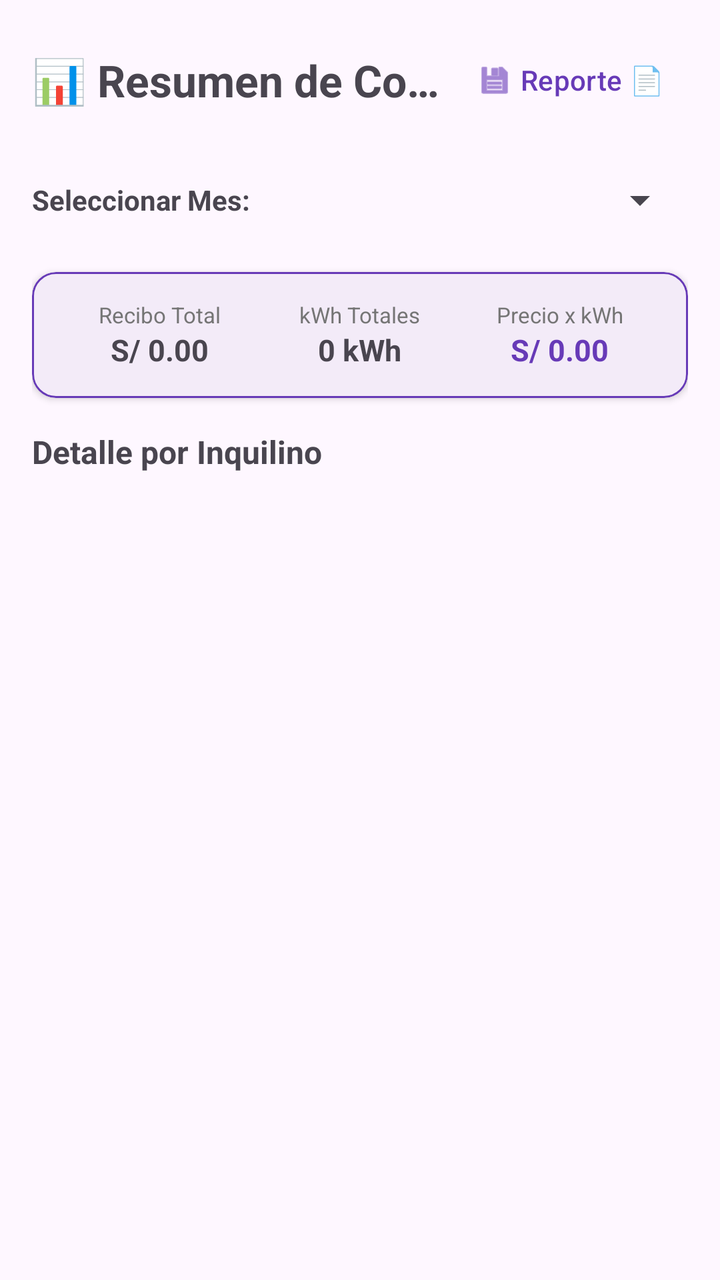
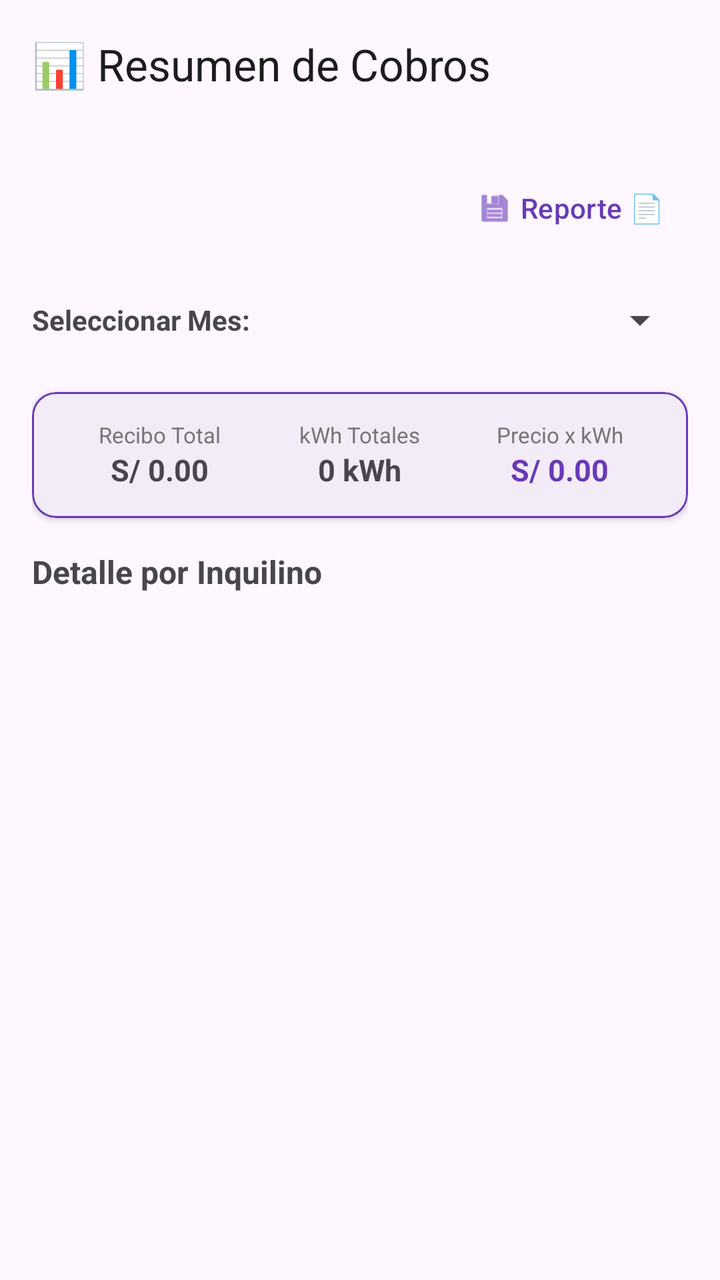

An Android layout rendered at two revisions. The XML below is the earlier revision; the diff shows what the commit changed to produce the second picture.
<!-- AndroidManifest.xml: application theme Theme.KiloWatt -->
<!-- res/layout/activity_resumen_cobros.xml -->
<?xml version="1.0" encoding="utf-8"?>
<LinearLayout xmlns:android="http://schemas.android.com/apk/res/android"
    xmlns:app="http://schemas.android.com/apk/res-auto"
    android:layout_width="match_parent"
    android:layout_height="match_parent"
    android:orientation="vertical"
    android:padding="16dp">

    
    <RelativeLayout
        android:layout_width="match_parent"
        android:layout_height="wrap_content"
        android:layout_marginBottom="12dp">

        <TextView
            android:layout_width="wrap_content"
            android:layout_height="wrap_content"
            android:layout_alignParentStart="true"
            android:layout_centerVertical="true"
            android:layout_toStartOf="@id/btnExportarReportePdf"
            android:ellipsize="end"
            android:maxLines="1"
            android:text="@string/title_resumen_cobros"
            android:textSize="22sp"
            android:textStyle="bold" />

        <com.google.android.material.button.MaterialButton
            android:id="@+id/btnExportarReportePdf"
            style="@style/Widget.Material3.Button.TextButton"
            android:layout_width="wrap_content"
            android:layout_height="wrap_content"
            android:layout_alignParentEnd="true"
            android:text="@string/btn_reporte_pdf"
            android:textColor="@color/purple_primary"
            app:icon="@android:drawable/ic_menu_save"
            app:iconTint="@color/purple_primary" />
    </RelativeLayout>

    
    <LinearLayout
        android:layout_width="match_parent"
        android:layout_height="wrap_content"
        android:orientation="horizontal"
        android:gravity="center_vertical"
        android:layout_marginBottom="12dp">

        <TextView
            android:layout_width="wrap_content"
            android:layout_height="wrap_content"
            android:text="@string/label_seleccionar_mes"
            android:textSize="14sp"
            android:textStyle="bold" />

        <Spinner
            android:id="@+id/spMesesResumen"
            android:layout_width="match_parent"
            android:layout_height="48dp" />
    </LinearLayout>

    
    <com.google.android.material.card.MaterialCardView
        android:layout_width="match_parent"
        android:layout_height="wrap_content"
        android:layout_marginBottom="16dp"
        app:cardCornerRadius="12dp"
        app:cardElevation="2dp"
        app:strokeColor="@color/purple_primary"
        app:strokeWidth="1dp">

        <LinearLayout
            android:layout_width="match_parent"
            android:layout_height="wrap_content"
            android:baselineAligned="false"
            android:orientation="horizontal"
            android:padding="14dp"
            android:weightSum="3">

            <LinearLayout
                android:layout_width="0dp"
                android:layout_height="wrap_content"
                android:layout_weight="1"
                android:orientation="vertical"
                android:gravity="center">

                <TextView
                    android:layout_width="wrap_content"
                    android:layout_height="wrap_content"
                    android:text="@string/label_recibo_total"
                    android:textColor="@color/gray_secondary"
                    android:textSize="11sp" />

                <TextView
                    android:id="@+id/tvReciboTotalGlobal"
                    android:layout_width="wrap_content"
                    android:layout_height="wrap_content"
                    android:text="@string/default_soles"
                    android:textSize="15sp"
                    android:textStyle="bold" />
            </LinearLayout>

            <LinearLayout
                android:layout_width="0dp"
                android:layout_height="wrap_content"
                android:layout_weight="1"
                android:orientation="vertical"
                android:gravity="center">

                <TextView
                    android:layout_width="wrap_content"
                    android:layout_height="wrap_content"
                    android:text="@string/label_kwh_totales"
                    android:textColor="@color/gray_secondary"
                    android:textSize="11sp" />

                <TextView
                    android:id="@+id/tvKwhTotalesGlobal"
                    android:layout_width="wrap_content"
                    android:layout_height="wrap_content"
                    android:text="@string/default_kwh"
                    android:textSize="15sp"
                    android:textStyle="bold" />
            </LinearLayout>

            <LinearLayout
                android:layout_width="0dp"
                android:layout_height="wrap_content"
                android:layout_weight="1"
                android:orientation="vertical"
                android:gravity="center">

                <TextView
                    android:layout_width="wrap_content"
                    android:layout_height="wrap_content"
                    android:text="@string/label_precio_kwh"
                    android:textColor="@color/gray_secondary"
                    android:textSize="11sp" />

                <TextView
                    android:id="@+id/tvPrecioKwhGlobal"
                    android:layout_width="wrap_content"
                    android:layout_height="wrap_content"
                    android:text="@string/default_soles"
                    android:textColor="@color/purple_primary"
                    android:textSize="15sp"
                    android:textStyle="bold" />
            </LinearLayout>
        </LinearLayout>
    </com.google.android.material.card.MaterialCardView>

    
    <TextView
        android:layout_width="wrap_content"
        android:layout_height="wrap_content"
        android:text="@string/title_detalle_inquilino"
        android:textSize="16sp"
        android:textStyle="bold"
        android:layout_marginBottom="8dp" />

    
    <androidx.recyclerview.widget.RecyclerView
        android:id="@+id/rvResumenCobros"
        android:layout_width="match_parent"
        android:layout_height="0dp"
        android:layout_weight="1" />

</LinearLayout>
<!-- resources referenced by this layout -->
<resources>
  <color name="gray_secondary">#757575</color>
  <color name="purple_primary">#673AB7</color>
  <string name="btn_reporte_pdf">Reporte 📄</string>
  <string name="default_kwh">0 kWh</string>
  <string name="default_soles">S/ 0.00</string>
  <string name="label_kwh_totales">kWh Totales</string>
  <string name="label_precio_kwh">Precio x kWh</string>
  <string name="label_recibo_total">Recibo Total</string>
  <string name="label_seleccionar_mes">Seleccionar Mes: </string>
  <string name="title_detalle_inquilino">Detalle por Inquilino</string>
  <string name="title_resumen_cobros">📊 Resumen de Cobros</string>
  <style name="Theme.KiloWatt" parent="Base.Theme.KiloWatt" />
  <style name="Base.Theme.KiloWatt" parent="Theme.Material3.DayNight.NoActionBar">
          
          
      </style>
</resources>

<!-- the commit's change to res/layout/activity_resumen_cobros.xml (unified diff, before → after) -->
@@ -3,164 +3,171 @@
     xmlns:app="http://schemas.android.com/apk/res-auto"
     android:layout_width="match_parent"
     android:layout_height="match_parent"
-    android:orientation="vertical"
-    android:padding="16dp">
+    android:orientation="vertical">
 
-    
-    <RelativeLayout
+    <com.google.android.material.appbar.AppBarLayout
         android:layout_width="match_parent"
         android:layout_height="wrap_content"
-        android:layout_marginBottom="12dp">
+        android:background="@android:color/transparent"
+        app:elevation="0dp">
 
+        <com.google.android.material.appbar.MaterialToolbar
+            android:id="@+id/topAppBar"
+            android:layout_width="match_parent"
+            android:layout_height="?attr/actionBarSize"
+            app:title="@string/title_resumen_cobros" />
+    </com.google.android.material.appbar.AppBarLayout>
+
+    <LinearLayout
+        android:layout_width="match_parent"
+        android:layout_height="match_parent"
+        android:orientation="vertical"
+        android:padding="16dp">
+
+        
+        <LinearLayout
+            android:layout_width="match_parent"
+            android:layout_height="wrap_content"
+            android:gravity="end"
+            android:layout_marginBottom="8dp">
+
+            <com.google.android.material.button.MaterialButton
+                android:id="@+id/btnExportarReportePdf"
+                style="@style/Widget.Material3.Button.TextButton"
+                android:layout_width="wrap_content"
+                android:layout_height="wrap_content"
+                android:text="@string/btn_reporte_pdf"
+                android:textColor="@color/purple_primary"
+                app:icon="@android:drawable/ic_menu_save"
+                app:iconTint="@color/purple_primary" />
+        </LinearLayout>
+
+        
+        <LinearLayout
+            android:layout_width="match_parent"
+            android:layout_height="wrap_content"
+            android:layout_marginBottom="12dp"
+            android:gravity="center_vertical"
+            android:orientation="horizontal">
+
+            <TextView
+                android:layout_width="wrap_content"
+                android:layout_height="wrap_content"
+                android:text="@string/label_seleccionar_mes"
+                android:textSize="14sp"
+                android:textStyle="bold" />
+
+            <Spinner
+                android:id="@+id/spMesesResumen"
+                android:layout_width="match_parent"
+                android:layout_height="48dp" />
+        </LinearLayout>
+
+        
+        <com.google.android.material.card.MaterialCardView
+            android:layout_width="match_parent"
+            android:layout_height="wrap_content"
+            android:layout_marginBottom="16dp"
+            app:cardCornerRadius="12dp"
+            app:cardElevation="2dp"
+            app:strokeColor="@color/purple_primary"
+            app:strokeWidth="1dp">
+
+            <LinearLayout
+                android:layout_width="match_parent"
+                android:layout_height="wrap_content"
+                android:baselineAligned="false"
+                android:orientation="horizontal"
+                android:padding="14dp"
+                android:weightSum="3">
+
+                <LinearLayout
+                    android:layout_width="0dp"
+                    android:layout_height="wrap_content"
+                    android:layout_weight="1"
+                    android:gravity="center"
+                    android:orientation="vertical">
+
+                    <TextView
+                        android:layout_width="wrap_content"
+                        android:layout_height="wrap_content"
+                        android:text="@string/label_recibo_total"
+                        android:textColor="@color/gray_secondary"
+                        android:textSize="11sp" />
+
+                    <TextView
+                        android:id="@+id/tvReciboTotalGlobal"
+                        android:layout_width="wrap_content"
+                        android:layout_height="wrap_content"
+                        android:text="@string/default_soles"
+                        android:textSize="15sp"
+                        android:textStyle="bold" />
+                </LinearLayout>
+
+                <LinearLayout
+                    android:layout_width="0dp"
+                    android:layout_height="wrap_content"
+                    android:layout_weight="1"
+                    android:gravity="center"
+                    android:orientation="vertical">
+
+                    <TextView
+                        android:layout_width="wrap_content"
+                        android:layout_height="wrap_content"
+                        android:text="@string/label_kwh_totales"
+                        android:textColor="@color/gray_secondary"
+                        android:textSize="11sp" />
+
+                    <TextView
+                        android:id="@+id/tvKwhTotalesGlobal"
+                        android:layout_width="wrap_content"
+                        android:layout_height="wrap_content"
+                        android:text="@string/default_kwh"
+                        android:textSize="15sp"
+                        android:textStyle="bold" />
+                </LinearLayout>
+
+                <LinearLayout
+                    android:layout_width="0dp"
+                    android:layout_height="wrap_content"
+                    android:layout_weight="1"
+                    android:gravity="center"
+                    android:orientation="vertical">
+
+                    <TextView
+                        android:layout_width="wrap_content"
+                        android:layout_height="wrap_content"
+                        android:text="@string/label_precio_kwh"
+                        android:textColor="@color/gray_secondary"
+                        android:textSize="11sp" />
+
+                    <TextView
+                        android:id="@+id/tvPrecioKwhGlobal"
+                        android:layout_width="wrap_content"
+                        android:layout_height="wrap_content"
+                        android:text="@string/default_soles"
+                        android:textColor="@color/purple_primary"
+                        android:textSize="15sp"
+                        android:textStyle="bold" />
+                </LinearLayout>
+            </LinearLayout>
+        </com.google.android.material.card.MaterialCardView>
+
+        
         <TextView
             android:layout_width="wrap_content"
             android:layout_height="wrap_content"
-            android:layout_alignParentStart="true"
-            android:layout_centerVertical="true"
-            android:layout_toStartOf="@id/btnExportarReportePdf"
-            android:ellipsize="end"
-            android:maxLines="1"
-            android:text="@string/title_resumen_cobros"
-            android:textSize="22sp"
+            android:layout_marginBottom="8dp"
+            android:text="@string/title_detalle_inquilino"
+            android:textSize="16sp"
             android:textStyle="bold" />
 
-        <com.google.android.material.button.MaterialButton
-            android:id="@+id/btnExportarReportePdf"
-            style="@style/Widget.Material3.Button.TextButton"
-            android:layout_width="wrap_content"
-            android:layout_height="wrap_content"
-            android:layout_alignParentEnd="true"
-            android:text="@string/btn_reporte_pdf"
-            android:textColor="@color/purple_primary"
-            app:icon="@android:drawable/ic_menu_save"
-            app:iconTint="@color/purple_primary" />
-    </RelativeLayout>
+        
+        <androidx.recyclerview.widget.RecyclerView
+            android:id="@+id/rvResumenCobros"
+            android:layout_width="match_parent"
+            android:layout_height="0dp"
+            android:layout_weight="1" />
 
-    
-    <LinearLayout
-        android:layout_width="match_parent"
-        android:layout_height="wrap_content"
-        android:orientation="horizontal"
-        android:gravity="center_vertical"
-        android:layout_marginBottom="12dp">
-
-        <TextView
-            android:layout_width="wrap_content"
-            android:layout_height="wrap_content"
-            android:text="@string/label_seleccionar_mes"
-            android:textSize="14sp"
-            android:textStyle="bold" />
-
-        <Spinner
-            android:id="@+id/spMesesResumen"
-            android:layout_width="match_parent"
-            android:layout_height="48dp" />
     </LinearLayout>
-
-    
-    <com.google.android.material.card.MaterialCardView
-        android:layout_width="match_parent"
-        android:layout_height="wrap_content"
-        android:layout_marginBottom="16dp"
-        app:cardCornerRadius="12dp"
-        app:cardElevation="2dp"
-        app:strokeColor="@color/purple_primary"
-        app:strokeWidth="1dp">
-
-        <LinearLayout
-            android:layout_width="match_parent"
-            android:layout_height="wrap_content"
-            android:baselineAligned="false"
-            android:orientation="horizontal"
-            android:padding="14dp"
-            android:weightSum="3">
-
-            <LinearLayout
-                android:layout_width="0dp"
-                android:layout_height="wrap_content"
-                android:layout_weight="1"
-                android:orientation="vertical"
-                android:gravity="center">
-
-                <TextView
-                    android:layout_width="wrap_content"
-                    android:layout_height="wrap_content"
-                    android:text="@string/label_recibo_total"
-                    android:textColor="@color/gray_secondary"
-                    android:textSize="11sp" />
-
-                <TextView
-                    android:id="@+id/tvReciboTotalGlobal"
-                    android:layout_width="wrap_content"
-                    android:layout_height="wrap_content"
-                    android:text="@string/default_soles"
-                    android:textSize="15sp"
-                    android:textStyle="bold" />
-            </LinearLayout>
-
-            <LinearLayout
-                android:layout_width="0dp"
-                android:layout_height="wrap_content"
-                android:layout_weight="1"
-                android:orientation="vertical"
-                android:gravity="center">
-
-                <TextView
-                    android:layout_width="wrap_content"
-                    android:layout_height="wrap_content"
-                    android:text="@string/label_kwh_totales"
-                    android:textColor="@color/gray_secondary"
-                    android:textSize="11sp" />
-
-                <TextView
-                    android:id="@+id/tvKwhTotalesGlobal"
-                    android:layout_width="wrap_content"
-                    android:layout_height="wrap_content"
-                    android:text="@string/default_kwh"
-                    android:textSize="15sp"
-                    android:textStyle="bold" />
-            </LinearLayout>
-
-            <LinearLayout
-                android:layout_width="0dp"
-                android:layout_height="wrap_content"
-                android:layout_weight="1"
-                android:orientation="vertical"
-                android:gravity="center">
-
-                <TextView
-                    android:layout_width="wrap_content"
-                    android:layout_height="wrap_content"
-                    android:text="@string/label_precio_kwh"
-                    android:textColor="@color/gray_secondary"
-                    android:textSize="11sp" />
-
-                <TextView
-                    android:id="@+id/tvPrecioKwhGlobal"
-                    android:layout_width="wrap_content"
-                    android:layout_height="wrap_content"
-                    android:text="@string/default_soles"
-                    android:textColor="@color/purple_primary"
-                    android:textSize="15sp"
-                    android:textStyle="bold" />
-            </LinearLayout>
-        </LinearLayout>
-    </com.google.android.material.card.MaterialCardView>
-
-    
-    <TextView
-        android:layout_width="wrap_content"
-        android:layout_height="wrap_content"
-        android:text="@string/title_detalle_inquilino"
-        android:textSize="16sp"
-        android:textStyle="bold"
-        android:layout_marginBottom="8dp" />
-
-    
-    <androidx.recyclerview.widget.RecyclerView
-        android:id="@+id/rvResumenCobros"
-        android:layout_width="match_parent"
-        android:layout_height="0dp"
-        android:layout_weight="1" />
-
 </LinearLayout>
